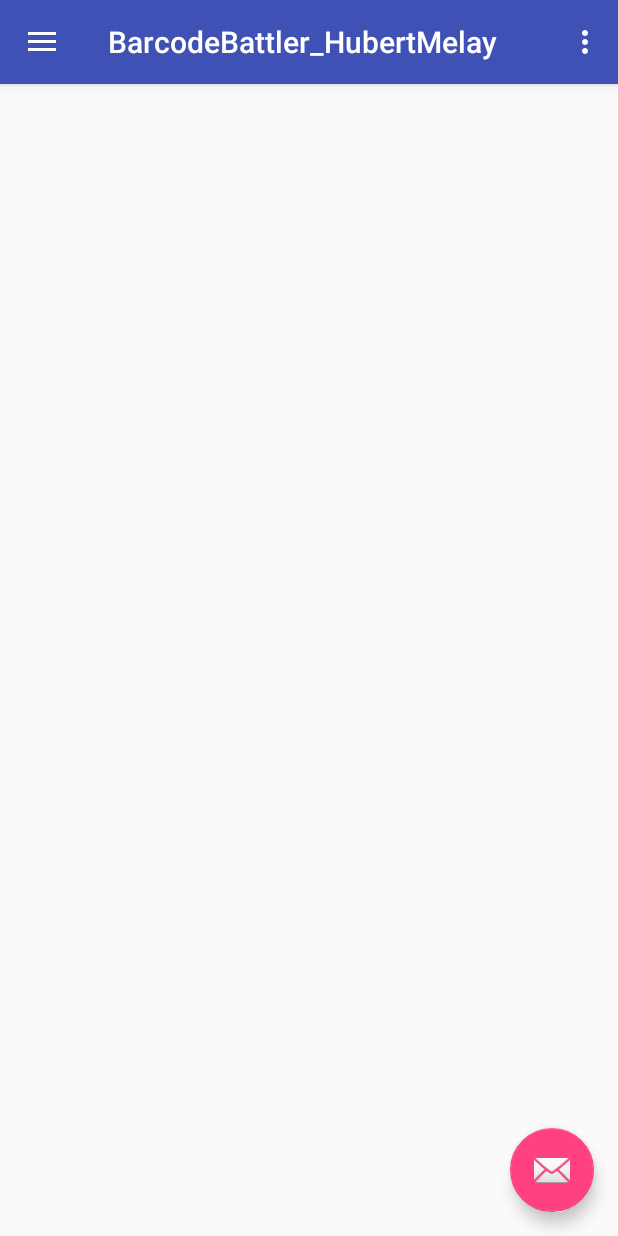
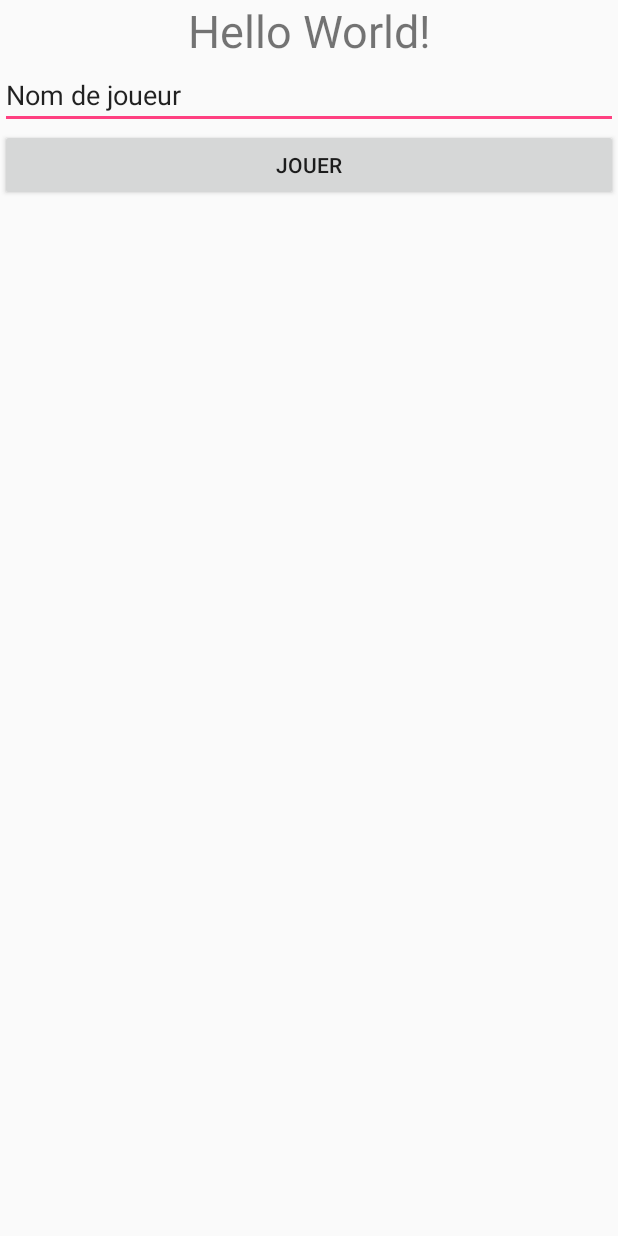
Before and after one commit to jux21/BarcodeBattler_HubertMelay, an Android app: the screen it shows after launch (MainActivity), on a phone screen of 412 x 824 dp. Run offline under Robolectric (Android 15) with nearby library versions, the phone set to English and light mode, and no system bars.

Commit message:
create new player on mainactivity launch then launch the game

```diff
--- a/app/src/main/java/com/cecile_melay/barcodebattler_hubertmelay/MainActivity.java
+++ b/app/src/main/java/com/cecile_melay/barcodebattler_hubertmelay/MainActivity.java
@@ -18,11 +18,16 @@ import android.support.v7.app.AppCompatActivity;
 import android.support.v7.widget.Toolbar;
 import android.view.Menu;
 import android.view.MenuItem;
+import android.widget.ArrayAdapter;
+import android.widget.Button;
+import android.widget.Toast;
 
 import com.cecile_melay.barcodebattler_hubertmelay.database.dao.CreatureDAO;
 import com.cecile_melay.barcodebattler_hubertmelay.database.dao.EquipmentDAO;
+import com.cecile_melay.barcodebattler_hubertmelay.database.dao.PlayerDAO;
 import com.cecile_melay.barcodebattler_hubertmelay.entities.Creature;
 import com.cecile_melay.barcodebattler_hubertmelay.entities.Equipment;
+import com.cecile_melay.barcodebattler_hubertmelay.entities.Player;
 import com.cecile_melay.barcodebattler_hubertmelay.fragments.MyFragment;
 import com.cecile_melay.barcodebattler_hubertmelay.fragments.views.DisplayCreatures;
 import com.cecile_melay.barcodebattler_hubertmelay.fragments.views.DisplayEquipmentAndPotions;
@@ -35,6 +40,7 @@ public class MainActivity extends AppCompatActivity
         implements NavigationView.OnNavigationItemSelectedListener {
 
     Toolbar toolbar;
+    Button btnCreateNewPlayer;
     private List<MyFragment> fragments = new ArrayList<>();
     private MyFragment homeFragment;
     private static final int MY_PERMISSIONS_REQUEST_CAMERA = 0;
@@ -42,6 +48,40 @@ public class MainActivity extends AppCompatActivity
     @Override
     protected void onCreate(Bundle savedInstanceState) {
         super.onCreate(savedInstanceState);
+
+        PlayerDAO playerDAO = new PlayerDAO(this);
+        playerDAO.open();
+        List<Player> playersFromBDD = playerDAO.getAllPlayers();
+        if(playersFromBDD == null) {
+            setContentView(R.layout.create_new_player);
+            btnCreateNewPlayer = (Button) this.findViewById(R.id.create_new_player);
+            btnCreateNewPlayer.setOnClickListener(new View.OnClickListener() {
+                @Override
+                public void onClick(View v) {
+                    createNewPlayer();
+                }
+            });
+        }
+        else {
+            List<String> playersFromBDDString = playerDAO.playersToString(playersFromBDD);
+            if(playersFromBDDString == null) {
+                for (String player : playersFromBDDString) {
+                    launchGame();
+                }
+            }
+
+        }
+    }
+
+    private void createNewPlayer() {
+        PlayerDAO playerDAO = new PlayerDAO(this);
+        playerDAO.open();
+        Player player = new Player("Cécile", 0, 0, 0, 10, 10);
+        playerDAO.insertPlayer(player);
+        launchGame();
+    }
+
+    private void launchGame() {
         setContentView(R.layout.activity_main);
         toolbar = (Toolbar) findViewById(R.id.toolbar);
         setSupportActionBar(toolbar);
@@ -64,6 +104,22 @@ public class MainActivity extends AppCompatActivity
         NavigationView navigationView = (NavigationView) findViewById(R.id.nav_view);
         navigationView.setNavigationItemSelectedListener(this);
 
+        //createEntities();
+
+        //Creature creatureFromBDD = creatureDAO.getCreatureWithName("Jux");
+        //if(creatureFromBDD != null) {
+        //On affiche les infos de la Creature dans un Toast
+        //Toast.makeText(this, creatureFromBDD.toString(), Toast.LENGTH_LONG).show();
+        //}
+
+
+        // Boite de dialogue pour demander la permission camera
+        if (ActivityCompat.checkSelfPermission(this, Manifest.permission.CAMERA) != PackageManager.PERMISSION_GRANTED) {
+            ActivityCompat.requestPermissions(this, new String[]{Manifest.permission.CAMERA}, MY_PERMISSIONS_REQUEST_CAMERA);
+        }
+    }
+
+    private void createEntities() {
         // Insertion de données tests en BD
         CreatureDAO creatureDAO = new CreatureDAO(this);
         EquipmentDAO equipmentDAO = new EquipmentDAO(this);
@@ -76,30 +132,18 @@ public class MainActivity extends AppCompatActivity
         Equipment equipment2 = new Equipment("Épée du dragon","attaque",10);
         Equipment equipment3 = new Equipment("Basket Adidas","vitesse",5);
 
-        creatureDAO.open();
-        creatureDAO.insertCreature(creature1);
-        creatureDAO.insertCreature(creature2);
-        creatureDAO.insertCreature(creature3);
-        creatureDAO.insertCreature(creature4);
-        creatureDAO.close();
-        equipmentDAO.open();
-        equipmentDAO.insertEquipment(equipment1);
-        equipmentDAO.insertEquipment(equipment2);
-        equipmentDAO.insertEquipment(equipment3);
-        equipmentDAO.close();
-
-        //Creature creatureFromBDD = creatureDAO.getCreatureWithName("Jux");
-        //if(creatureFromBDD != null) {
-            //On affiche les infos de la Creature dans un Toast
-            //Toast.makeText(this, creatureFromBDD.toString(), Toast.LENGTH_LONG).show();
-        //}
-
-
-        // Boite de dialogue pour demander la permission camera
-        if (ActivityCompat.checkSelfPermission(this, Manifest.permission.CAMERA) != PackageManager.PERMISSION_GRANTED) {
-            ActivityCompat.requestPermissions(this, new String[]{Manifest.permission.CAMERA}, MY_PERMISSIONS_REQUEST_CAMERA);
-        }
-
+        //creatureDAO.open();
+        //creatureDAO.open();
+        //creatureDAO.insertCreature(creature1);
+        //creatureDAO.insertCreature(creature2);
+        //creatureDAO.insertCreature(creature3);
+        //creatureDAO.insertCreature(creature4);
+        //creatureDAO.close();
+        //equipmentDAO.open();
+        //equipmentDAO.insertEquipment(equipment1);
+        //equipmentDAO.insertEquipment(equipment2);
+        //equipmentDAO.insertEquipment(equipment3);
+        //equipmentDAO.close();
     }
 
     @Override
--- /dev/null
+++ b/app/src/main/java/com/cecile_melay/barcodebattler_hubertmelay/database/dao/PlayerDAO.java
@@ -0,0 +1,136 @@
+package com.cecile_melay.barcodebattler_hubertmelay.database.dao;
+
+import android.content.ContentValues;
+import android.content.Context;
+import android.database.Cursor;
+import android.database.sqlite.SQLiteDatabase;
+
+import com.cecile_melay.barcodebattler_hubertmelay.database.DatabaseHandler;
+import com.cecile_melay.barcodebattler_hubertmelay.entities.Creature;
+import com.cecile_melay.barcodebattler_hubertmelay.entities.Player;
+
+import java.util.ArrayList;
+import java.util.List;
+
+/**
+ * Created by Utilisateur on 26/10/2017.
+ */
+
+public class PlayerDAO {
+
+    private static final int DB_VERSION = 1;
+    private static final String DB_NAME = "player.db";
+
+    private static final String PLAYER_TABLE_NAME = DatabaseHandler.PLAYER_TABLE_NAME;
+    private static final String COL_PLAYER_ID = DatabaseHandler.PLAYER_ID;
+    private static final int NUM_COL_PLAYER_ID = 0;
+    private static final String COL_PLAYER_NAME = DatabaseHandler.PLAYER_NAME;
+    private static final int NUM_COL_PLAYER_NAME = 1;
+    private static final String COL_PLAYER_NB_WINS = DatabaseHandler.PLAYER_NB_WINS;
+    private static final int NUM_COL_PLAYER_WINS = 2;
+    private static final String COL_PLAYER_NB_LOSSES = DatabaseHandler.PLAYER_NB_LOSSES;
+    private static final int NUM_COL_PLAYER_LOSSES = 3;
+    private static final String COL_PLAYER_INVENTORY_MAX_SIZE = DatabaseHandler.PLAYER_INVENTORY_MAX_SIZE;
+    private static final int NUM_COL_PLAYER_INVENTORY_MAX_SIZE = 4;
+    private static final String COL_PLAYER_CREATURE_MAX_SIZE = DatabaseHandler.PLAYER_CREATURE_MAX_SIZE;
+    private static final int NUM_COL_PLAYER_CREATURE_MAX_SIZE = 5;
+
+    private SQLiteDatabase bdd;
+    private DatabaseHandler mySQLiteBase;
+
+    public PlayerDAO(Context context){
+        //On crée la BDD et sa table
+        mySQLiteBase = new DatabaseHandler(context, DB_NAME, null, DB_VERSION);
+    }
+
+    public void open(){
+        //on ouvre la BDD en écriture
+        bdd = mySQLiteBase.getWritableDatabase();
+    }
+
+    public void close(){
+        //on ferme l'accès à la BDD
+        bdd.close();
+    }
+
+    public SQLiteDatabase getBDD(){
+        return bdd;
+    }
+
+    public long insertPlayer(Player player){
+        //Création d'un ContentValues (fonctionne comme une HashMap)
+        ContentValues values = new ContentValues();
+        //on lui ajoute une valeur associée à une clé (qui est le nom de la colonne dans laquelle on veut mettre la valeur)
+        values.put(COL_PLAYER_NAME, player.getName());
+        values.put(COL_PLAYER_NB_WINS, player.getNbWin());
+        values.put(COL_PLAYER_NB_LOSSES, player.getNbLosses());
+        values.put(COL_PLAYER_INVENTORY_MAX_SIZE, player.getInventoryMaxSize());
+        values.put(COL_PLAYER_CREATURE_MAX_SIZE, player.getCreatureMaxSize());
+
+        //on insère l'objet dans la BDD via le ContentValues
+        return bdd.insert(PLAYER_TABLE_NAME, null, values);
+    }
+
+    public int updatePlayer(int id, Player player){
+        //La mise à jour d'une creature dans la BDD fonctionne plus ou moins comme une insertion
+        //il faut simplement préciser quelle créature on doit mettre à jour grâce à l'ID
+        ContentValues values = new ContentValues();
+        values.put(COL_PLAYER_NAME, player.getName());
+        values.put(COL_PLAYER_NB_WINS, player.getNbWin());
+        values.put(COL_PLAYER_NB_LOSSES, player.getNbLosses());
+        values.put(COL_PLAYER_INVENTORY_MAX_SIZE, player.getInventoryMaxSize());
+        values.put(COL_PLAYER_CREATURE_MAX_SIZE, player.getCreatureMaxSize());
+
+        return bdd.update(PLAYER_TABLE_NAME, values, COL_PLAYER_ID + " = " +id, null);
+    }
+
+    public int removePlayerWithID(int id){
+        //Suppression d'une créature de la BDD grâce à l'ID
+        return bdd.delete(PLAYER_TABLE_NAME, COL_PLAYER_ID + " = " +id, null);
+    }
+
+    public List<Player> getAllPlayers(){
+        Cursor cursor = bdd.rawQuery("select * from "+PLAYER_TABLE_NAME,null);
+        return cursorToPlayers(cursor);
+    }
+
+
+    private List<Player> cursorToPlayers(Cursor c){
+        //si aucun élément n'a été retourné dans la requête, on renvoie null
+        if (c.getCount() == 0)
+            return null;
+
+        List<Player> listPlayers = new ArrayList<Player>();
+        if (c.moveToFirst()) {
+            while (!c.isAfterLast()) {
+                Player player = new Player();
+                //on lui affecte toutes les infos grâce aux infos contenues dans le Cursor
+                player.setId(c.getInt(NUM_COL_PLAYER_ID));
+                player.setName(c.getString(NUM_COL_PLAYER_NAME));
+                player.setNbWin(c.getInt(NUM_COL_PLAYER_WINS));
+                player.setNbLosses(c.getInt(NUM_COL_PLAYER_LOSSES));
+                player.setCreatureMaxSize(c.getInt(NUM_COL_PLAYER_CREATURE_MAX_SIZE));
+                player.setInventoryMaxSize(c.getInt(NUM_COL_PLAYER_INVENTORY_MAX_SIZE));
+                listPlayers.add(player);
+                c.moveToNext();
+            }
+        }
+
+        //On ferme le cursor
+        c.close();
+
+        //On retourne le livre
+        return listPlayers;
+    }
+
+    public ArrayList<String> playersToString(List<Player> players) {
+        ArrayList<String> creaturesString = new ArrayList<String>();
+        for (int i = 0; i < players.size(); i++) {
+            creaturesString.add(players.get(i).toString());
+        }
+        return creaturesString;
+    }
+
+
+
+}
--- /dev/null
+++ b/app/src/main/res/layout/create_new_player.xml
@@ -0,0 +1,37 @@
+<?xml version="1.0" encoding="utf-8"?>
+<android.support.v7.widget.LinearLayoutCompat
+xmlns:android="http://schemas.android.com/apk/res/android"
+xmlns:tools="http://schemas.android.com/tools"
+xmlns:app="http://schemas.android.com/apk/res-auto"
+android:layout_width="match_parent"
+android:layout_height="match_parent"
+android:orientation="vertical"
+tools:context="com.cecile_melay.barcodebattler_hubertmelay.MainActivity">
+
+    <TextView
+        android:layout_width="match_parent"
+        android:textAlignment="center"
+        android:textSize="30dp"
+        android:layout_height="wrap_content"
+        android:text="Hello World!"
+        android:id="@+id/txt"
+        app:layout_constraintBottom_toBottomOf="parent"
+        app:layout_constraintLeft_toLeftOf="parent"
+        app:layout_constraintRight_toRightOf="parent"
+        app:layout_constraintTop_toTopOf="parent" />
+
+    <EditText
+        android:id="@+id/editText"
+        android:layout_width="match_parent"
+        android:layout_height="wrap_content"
+        android:ems="10"
+        android:inputType="textPersonName"
+        android:text="Nom de joueur" />
+
+    <Button
+        android:id="@+id/create_new_player"
+        android:layout_width="match_parent"
+        android:layout_height="wrap_content"
+        android:text="Jouer" />
+
+</android.support.v7.widget.LinearLayoutCompat>
--- a/app/src/main/res/menu/activity_main_drawer.xml
+++ b/app/src/main/res/menu/activity_main_drawer.xml
@@ -4,32 +4,32 @@
     <group android:checkableBehavior="single">
         <item
             android:id="@+id/nav_home"
-            android:icon="@drawable/ic_menu_camera"
+            android:icon="@mipmap/ic_launcher"
             android:title="Maison" />
         <item
             android:id="@+id/nav_entity_catch"
-            android:icon="@drawable/ic_menu_gallery"
+            android:icon="@android:drawable/ic_menu_mylocation"
             android:title="Capturer" />
         <item
             android:id="@+id/nav_display_creatures"
-            android:icon="@drawable/ic_menu_slideshow"
+            android:icon="@android:drawable/btn_star_big_on"
             android:title="Créatures" />
         <item
             android:id="@+id/nav_display_equipment_and_potions"
-            android:icon="@drawable/ic_menu_manage"
+            android:icon="@android:drawable/ic_lock_lock"
             android:title="Sac" />
     </group>
 
-    <item android:title="Communicate">
+    <item android:title="Combat">
         <menu>
             <item
                 android:id="@+id/nav_share"
-                android:icon="@drawable/ic_menu_share"
-                android:title="Share" />
+                android:icon="@android:drawable/ic_media_play"
+                android:title="Local" />
             <item
                 android:id="@+id/nav_send"
-                android:icon="@drawable/ic_menu_send"
-                android:title="Send" />
+                android:icon="@android:drawable/ic_media_ff"
+                android:title="Réseau" />
         </menu>
     </item>
 
```
Also changed, not shown: app/src/main/java/com/cecile_melay/barcodebattler_hubertmelay/entities/Player.java (+71 -0 lines), app/src/main/res/layout/home.xml (+12 -5 lines).
